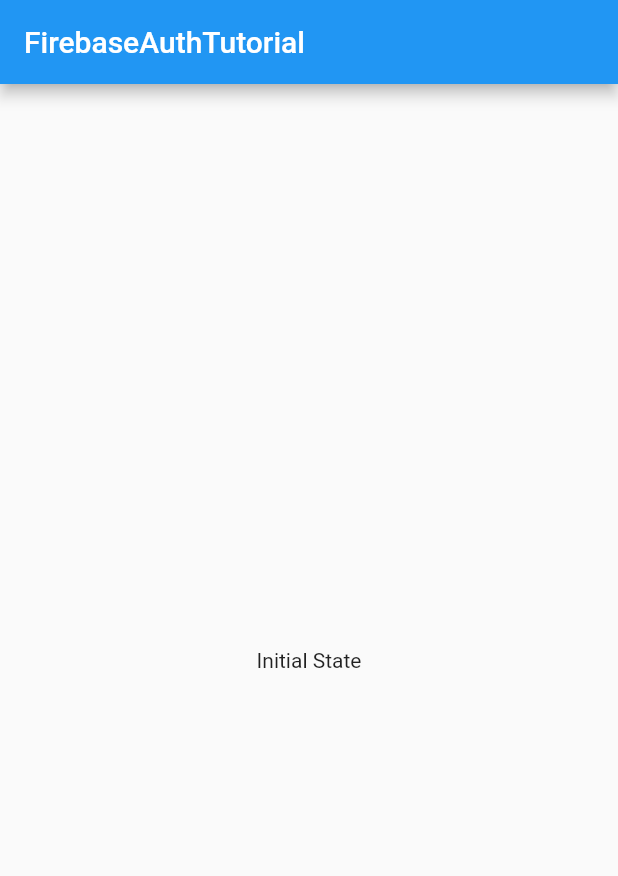
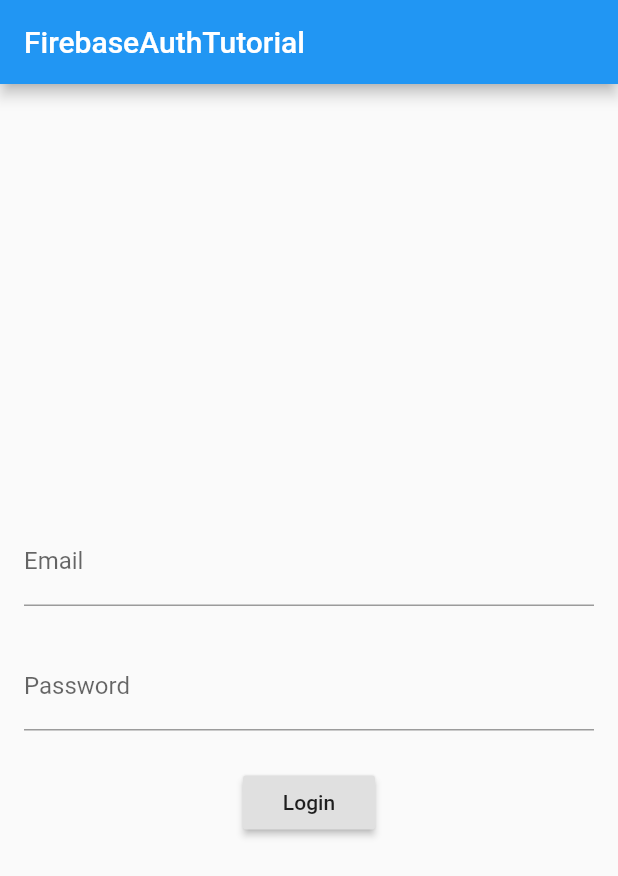
Before and after one commit to onikazu/FirebaseAuthenticationTutorial, a Flutter app: the screen it shows after launch, on a phone screen of 412 x 824 dp. Shown: the top 876 px of the screen. Run offline on Flutter 3.47's test engine with Material 2 defaults, Android fonts, the phone set to English and light mode, and no system bars; our stand-ins replace firebase_auth; accounts and stored records are empty.

Commit message:
complete tutorial

```diff
--- a/lib/main.dart
+++ b/lib/main.dart
@@ -1,5 +1,5 @@
 import 'package:flutter/material.dart';
-
+import 'package:firebase_auth/firebase_auth.dart';
 
 void main() => runApp(MyApp());
 
@@ -19,11 +19,68 @@ class MyHomePage extends StatefulWidget {
 }
 
 class _MyHomePageState extends State<MyHomePage> {
+  final emailInputControler = TextEditingController();
+  final passwordInputControler = TextEditingController();
+
   @override
   Widget build(BuildContext context) {
     return Scaffold(
       appBar: AppBar(title: Text("FirebaseAuthTutorial")),
-      body: Center(child: Text("Initial State")),
+      body: _layoutBody(),
     );
   }
+
+  Widget _layoutBody() {
+    return Center(
+      child: Form(
+        child: SingleChildScrollView(
+          padding: const EdgeInsets.symmetric(horizontal: 16.0),
+          child: Column(
+            crossAxisAlignment: CrossAxisAlignment.stretch,
+            children: <Widget>[
+              const SizedBox(height: 24.0),
+              TextFormField(
+                controller: emailInputControler,
+                decoration: const InputDecoration(
+                  border: const UnderlineInputBorder(),
+                  labelText: "Email"
+                )
+              ),
+              const SizedBox(height: 24.0,),
+              TextFormField(
+                controller: passwordInputControler,
+                decoration: InputDecoration(
+                  border: UnderlineInputBorder(),
+                  labelText: "Password"
+                ),
+                obscureText: true,
+              ),
+              const SizedBox(height: 24.0,),
+              Center(
+                child: RaisedButton(
+                  child: Text("Login"),
+                  onPressed: () {
+                    var email = emailInputControler.text;
+                    // important line
+                    email = email.trim();
+                    var password = passwordInputControler.text;
+                    return _signIn(email, password)
+                      .then((AuthResult result) => print(result.user))
+                      .catchError((e) => print(e));
+                  },
+                ),
+              ),
+            ],
+          )
+        ),
+      ),
+    );
+  }
+
+  Future<AuthResult> _signIn(String email, String password) async {
+    final FirebaseAuth _auth = FirebaseAuth.instance;
+    final AuthResult result = await _auth.signInWithEmailAndPassword(email: email, password: password);
+    print("User id is ${result.user.uid}");
+    return result;
+  }
 }
```
